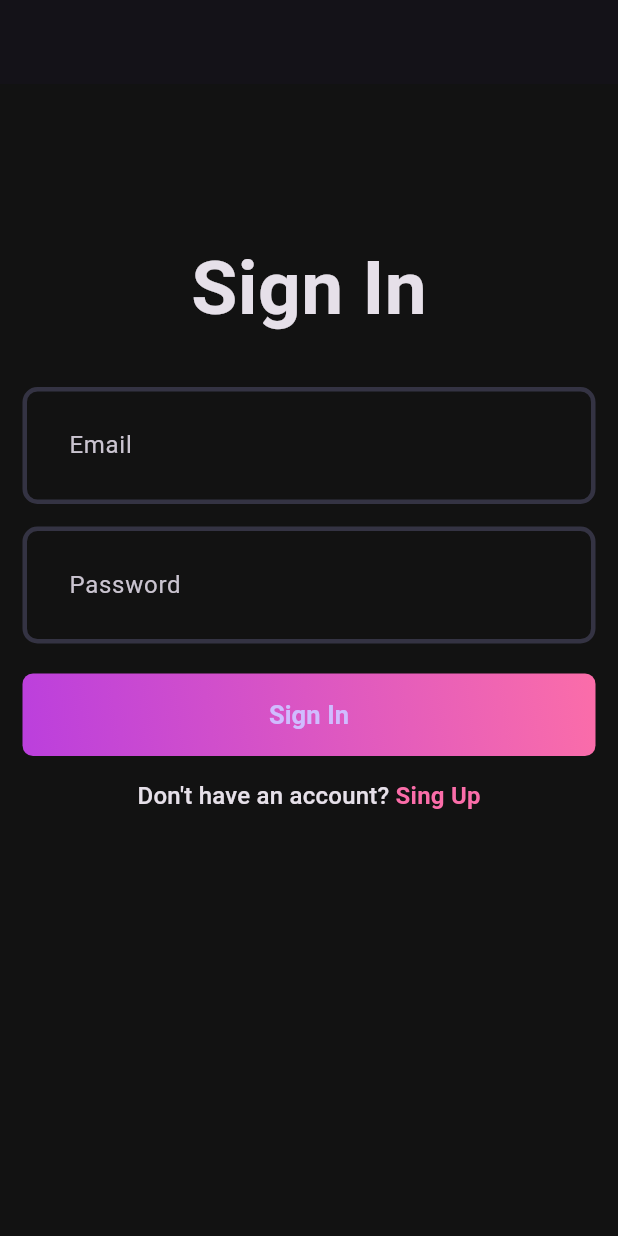
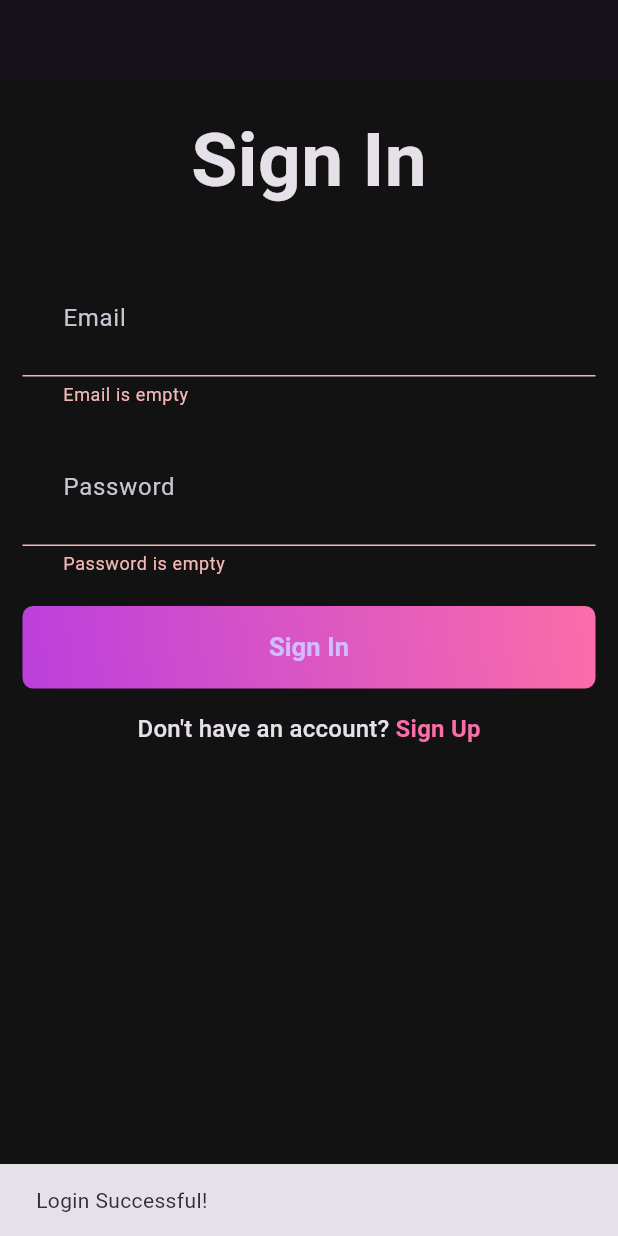
Before and after one commit to Nadun-Charuka/spotify-clone, a Flutter app: the screen it shows after launch, after a tap on "Sign In", on a phone screen of 412 x 824 dp. Run offline on Flutter 3.47's test engine with Material 3 defaults, Android fonts, the phone set to English and light mode, and no system bars; our stand-ins replace flutter_riverpod, flutter_secure_storage, go_router.

Commit message:
auth done

```diff
--- /dev/null
+++ b/lib/core/routes/app_router.dart
@@ -0,0 +1,52 @@
+import 'package:go_router/go_router.dart';
+import 'package:flutter_riverpod/flutter_riverpod.dart';
+import 'package:spotify_client/features/auth/view/pages/login_page.dart';
+import 'package:spotify_client/features/auth/view/pages/signup_page.dart';
+import 'package:spotify_client/home/view/home_page.dart';
+import 'package:spotify_client/features/auth/view_model/auth_view_model.dart';
+
+final routerProvider = Provider<GoRouter>((ref) {
+  // Watch the user state. If this changes, the router rebuilds/redirects
+  final user = ref.watch(currentUserNotifierProvider);
+
+  return GoRouter(
+    initialLocation: '/login',
+    routes: [
+      GoRoute(
+        path: '/login',
+        builder: (context, state) => const LoginPage(),
+      ),
+      GoRoute(
+        path: '/signup',
+        builder: (context, state) => const SignupPage(),
+      ),
+      GoRoute(
+        path: '/home',
+        builder: (context, state) => const HomePage(),
+      ),
+    ],
+
+    // THE MAGIC HAPPENS HERE
+    redirect: (context, state) {
+      // Is the user logged in?
+      final isLoggedIn = user != null;
+
+      // Where is the user trying to go?
+      final isLoggingIn = state.uri.toString() == '/login';
+      final isSigningUp = state.uri.toString() == '/signup';
+
+      // 1. If user is NOT logged in, but tries to go to Home, send to Login
+      if (!isLoggedIn && !isLoggingIn && !isSigningUp) {
+        return '/login';
+      }
+
+      // 2. If user IS logged in, but is on Login/Signup page, send to Home
+      if (isLoggedIn && (isLoggingIn || isSigningUp)) {
+        return '/home';
+      }
+
+      // 3. Otherwise, let them go where they want
+      return null;
+    },
+  );
+});
--- /dev/null
+++ b/lib/features/auth/model/auth_repository.dart
@@ -0,0 +1,87 @@
+import 'dart:convert';
+import 'package:http/http.dart' as http;
+import 'package:flutter_secure_storage/flutter_secure_storage.dart';
+import 'package:flutter_riverpod/flutter_riverpod.dart';
+import 'package:spotify_client/core/constants/api_constants.dart';
+import 'package:spotify_client/core/models/user_model.dart';
+
+final authRepositoryProvider = Provider(
+  (ref) => AuthRepository(
+    client: http.Client(),
+    storage: const FlutterSecureStorage(),
+  ),
+);
+
+class AuthRepository {
+  final http.Client client;
+  final FlutterSecureStorage storage;
+
+  AuthRepository({required this.client, required this.storage});
+
+  Future<UserModel?> getCurrentUserData() async {
+    try {
+      String? token = await storage.read(key: 'auth_token');
+      if (token == null) return null;
+
+      final response = await client.get(
+        Uri.parse(ApiConstants.currentUserEndpoint),
+        headers: {
+          'Content-Type': 'application/json',
+          'x-auth-token': token,
+        },
+      );
+
+      if (response.statusCode != 200) return null;
+
+      final map = jsonDecode(response.body) as Map<String, dynamic>;
+      map['token'] = token;
+      return UserModel.fromMap(map);
+    } catch (e) {
+      return null;
+    }
+  }
+
+  Future<void> signup({
+    required String name,
+    required String email,
+    required String password,
+  }) async {
+    try {
+      final response = await client.post(
+        Uri.parse(ApiConstants.signupEndpoint),
+        headers: {'Content-Type': 'application/json'},
+        body: jsonEncode({'name': name, 'email': email, 'password': password}),
+      );
+      if (response.statusCode != 200) {
+        throw Exception(jsonDecode(response.body)['detail']);
+      }
+    } catch (e) {
+      rethrow;
+    }
+  }
+
+  Future<String> login({
+    required String email,
+    required String password,
+  }) async {
+    try {
+      final response = await client.post(
+        Uri.parse(ApiConstants.loginEndpoint),
+        headers: {'Content-Type': 'application/json'},
+        body: jsonEncode({'email': email, 'password': password}),
+      );
+      if (response.statusCode != 200) {
+        throw Exception(jsonDecode(response.body)['detail']);
+      }
+      final token = jsonDecode(response.body)['access_token'];
+      await storage.write(key: 'auth_token', value: token);
+      return token;
+    } catch (e) {
+      rethrow;
+    }
+  }
+
+  Future<void> logout() async {
+    await storage.delete(key: 'auth_token');
+  }
+}
--- a/lib/features/auth/view/pages/login_page.dart
+++ b/lib/features/auth/view/pages/login_page.dart
@@ -1,16 +1,19 @@
+import 'package:flutter/gestures.dart';
 import 'package:flutter/material.dart';
+import 'package:flutter_riverpod/flutter_riverpod.dart';
+import 'package:go_router/go_router.dart';
 import 'package:spotify_client/core/theme/app_pallete.dart';
 import 'package:spotify_client/features/auth/view/widgets/custom_textfield.dart';
 import 'package:spotify_client/features/auth/view/widgets/gradient_button.dart';
+import 'package:spotify_client/features/auth/view_model/auth_view_model.dart';
 
-class LoginPage extends StatefulWidget {
+class LoginPage extends ConsumerStatefulWidget {
   const LoginPage({super.key});
-
   @override
-  State<LoginPage> createState() => _LoginPageState();
+  ConsumerState<LoginPage> createState() => _LoginPageState();
 }
 
-class _LoginPageState extends State<LoginPage> {
+class _LoginPageState extends ConsumerState<LoginPage> {
   final emailController = TextEditingController();
   final passwordController = TextEditingController();
   final formKey = GlobalKey<FormState>();
@@ -20,37 +23,39 @@
     emailController.dispose();
     passwordController.dispose();
     super.dispose();
-    formKey.currentState!.validate();
   }
 
   @override
   Widget build(BuildContext context) {
+    final authState = ref.watch(authViewModelProvider);
+
+    ref.listen(authViewModelProvider, (previous, next) {
+      if (next.hasError) {
+        ScaffoldMessenger.of(
+          context,
+        ).showSnackBar(SnackBar(content: Text(next.error.toString())));
+      } else if (!next.isLoading && next.hasValue) {
+        ScaffoldMessenger.of(context).showSnackBar(
+          const SnackBar(content: Text("Login Successful!")),
+        );
+      }
+    });
+
     return Scaffold(
       appBar: AppBar(),
       body: SingleChildScrollView(
         child: Padding(
-          padding: const EdgeInsets.only(
-            top: 100.0,
-            bottom: 10,
-            left: 15,
-            right: 15,
-          ),
+          padding: const EdgeInsets.all(15),
           child: Form(
+            key: formKey,
             child: Column(
-              mainAxisAlignment: MainAxisAlignment.center,
               children: [
                 const Text(
                   "Sign In",
-                  style: TextStyle(
-                    fontSize: 50,
-                    fontWeight: FontWeight.bold,
-                  ),
+                  style: TextStyle(fontSize: 50, fontWeight: FontWeight.bold),
                 ),
                 const SizedBox(height: 30),
-                CustomTextfield(
-                  name: "Email",
-                  controller: emailController,
-                ),
+                CustomTextfield(name: "Email", controller: emailController),
                 const SizedBox(height: 15),
                 CustomTextfield(
                   name: "Password",
@@ -58,10 +63,22 @@
                   isObscureText: true,
                 ),
                 const SizedBox(height: 20),
-                GradientButton(
-                  text: 'Sign In',
-                  onTap: () {},
-                ),
+                if (authState.isLoading)
+                  const CircularProgressIndicator()
+                else
+                  GradientButton(
+                    text: 'Sign In',
+                    onTap: () {
+                      if (formKey.currentState!.validate()) {
+                        ref
+                            .read(authViewModelProvider.notifier)
+                            .loginUser(
+                              emailController.text,
+                              passwordController.text,
+                            );
+                      }
+                    },
+                  ),
                 const SizedBox(height: 15),
                 RichText(
                   text: TextSpan(
@@ -69,11 +86,15 @@
                     style: Theme.of(context).textTheme.titleMedium,
                     children: [
                       TextSpan(
-                        text: "Sing Up",
-                        style: TextStyle(
+                        text: "Sign Up",
+                        style: const TextStyle(
                           color: Pallete.gradient2,
                           fontWeight: FontWeight.bold,
                         ),
+                        recognizer: TapGestureRecognizer()
+                          ..onTap = () {
+                            context.go('/signup');
+                          },
                       ),
                     ],
                   ),
--- /dev/null
+++ b/lib/features/auth/view_model/auth_view_model.dart
@@ -0,0 +1,96 @@
+import 'package:flutter_riverpod/flutter_riverpod.dart';
+import 'package:spotify_client/core/models/user_model.dart';
+import 'package:spotify_client/features/auth/model/auth_repository.dart';
+
+// 1. Current User Notifier (Global User State)
+// Holds the user data (Name, Email, Token) accessible app-wide.
+final currentUserNotifierProvider =
+    NotifierProvider<CurrentUserNotifier, UserModel?>(() {
+      return CurrentUserNotifier();
+    });
+
+class CurrentUserNotifier extends Notifier<UserModel?> {
+  @override
+  UserModel? build() {
+    // Initial state is null (Not logged in)
+    return null;
+  }
+
+  void addUser(UserModel user) {
+    state = user;
+  }
+
+  void removeUser() {
+    state = null;
+  }
+}
+
+// 2. Auth View Model (Modern AsyncNotifier)
+// Handles the Logic for Login, Signup, and Logout.
+// Replaces StateNotifier, so no 'legacy.dart' is needed.
+final authViewModelProvider = AsyncNotifierProvider<AuthViewModel, void>(() {
+  return AuthViewModel();
+});
+
+class AuthViewModel extends AsyncNotifier<void> {
+  // This replaces the constructor.
+  // We return null (void) because we start in an "idle" state.
+  @override
+  Future<void> build() async {
+    return;
+  }
+
+  // Check if token exists and fetch user data
+  Future<void> getData() async {
+    state = const AsyncValue.loading();
+    final authRepository = ref.read(authRepositoryProvider);
+    final userNotifier = ref.read(currentUserNotifierProvider.notifier);
+
+    // We don't use AsyncValue.guard here because we want to handle the null user gracefully
+    try {
+      final user = await authRepository.getCurrentUserData();
+      if (user != null) {
+        userNotifier.addUser(user);
+      }
+      state = const AsyncValue.data(null);
+    } catch (e, st) {
+      state = AsyncValue.error(e, st);
+    }
+  }
+
+  // Sign Up Logic
+  Future<void> signupUser(String name, String email, String password) async {
+    state = const AsyncValue.loading();
+    final authRepository = ref.read(authRepositoryProvider);
+
+    // AsyncValue.guard automatically catches errors and sets state to AsyncValue.error
+    state = await AsyncValue.guard(() async {
+      await authRepository.signup(
+        name: name,
+        email: email,
+        password: password,
+      );
+    });
+  }
+
+  // Login Logic
+  Future<void> loginUser(String email, String password) async {
+    state = const AsyncValue.loading();
+    final authRepository = ref.read(authRepositoryProvider);
+
+    state = await AsyncValue.guard(() async {
+      await authRepository.login(email: email, password: password);
+      // Immediately fetch user data so the app switches to Home Page
+      await getData();
+    });
+  }
+
+  // Logout Logic
+  void logoutUser() {
+    final authRepository = ref.read(authRepositoryProvider);
+    final userNotifier = ref.read(currentUserNotifierProvider.notifier);
+
+    authRepository.logout();
+    userNotifier.removeUser(); // This triggers the Router to redirect to Login
+  }
+}
--- a/lib/main.dart
+++ b/lib/main.dart
@@ -1,21 +1,37 @@
 import 'package:flutter/material.dart';
+import 'package:flutter_riverpod/flutter_riverpod.dart';
+import 'package:spotify_client/core/routes/app_router.dart';
 import 'package:spotify_client/core/theme/theme.dart';
-import 'package:spotify_client/features/auth/view/pages/login_page.dart';
-import 'package:spotify_client/features/auth/view/pages/signup_page.dart';
+import 'package:spotify_client/features/auth/view_model/auth_view_model.dart';
 
 void main() {
-  runApp(MyApp());
+  runApp(const ProviderScope(child: MyApp()));
 }
 
-class MyApp extends StatelessWidget {
+class MyApp extends ConsumerStatefulWidget {
   const MyApp({super.key});
 
   @override
+  ConsumerState<MyApp> createState() => _MyAppState();
+}
+
+class _MyAppState extends ConsumerState<MyApp> {
+  @override
+  void initState() {
+    super.initState();
+    Future.delayed(Duration.zero, () {
+      ref.read(authViewModelProvider.notifier).getData();
+    });
+  }
+
+  @override
   Widget build(BuildContext context) {
-    return MaterialApp(
-      debugShowCheckedModeBanner: false,
+    final router = ref.watch(routerProvider);
+
+    return MaterialApp.router(
+      title: 'Spotify Clone',
       theme: AppTheme.darkThemeMode,
-      home: LoginPage(),
+      routerConfig: router,
     );
   }
 }
--- a/pubspec.yaml
+++ b/pubspec.yaml
@@ -34,6 +34,10 @@
   # The following adds the Cupertino Icons font to your application.
   # Use with the CupertinoIcons class for iOS style icons.
   cupertino_icons: ^1.0.8
+  http: ^1.6.0
+  flutter_secure_storage: ^9.2.4
+  flutter_riverpod: ^3.0.3
+  go_router: ^17.0.0
 
 dev_dependencies:
   flutter_test:
```
Also changed, not shown: lib/core/constants/api_constants.dart (added, +15 -0 lines), lib/core/models/user_model.dart (added, +22 -0 lines), lib/features/auth/view/pages/signup_page.dart (+50 -30 lines), lib/home/view/home_page.dart (added, +53 -0 lines), pubspec.lock, 2 other files.
